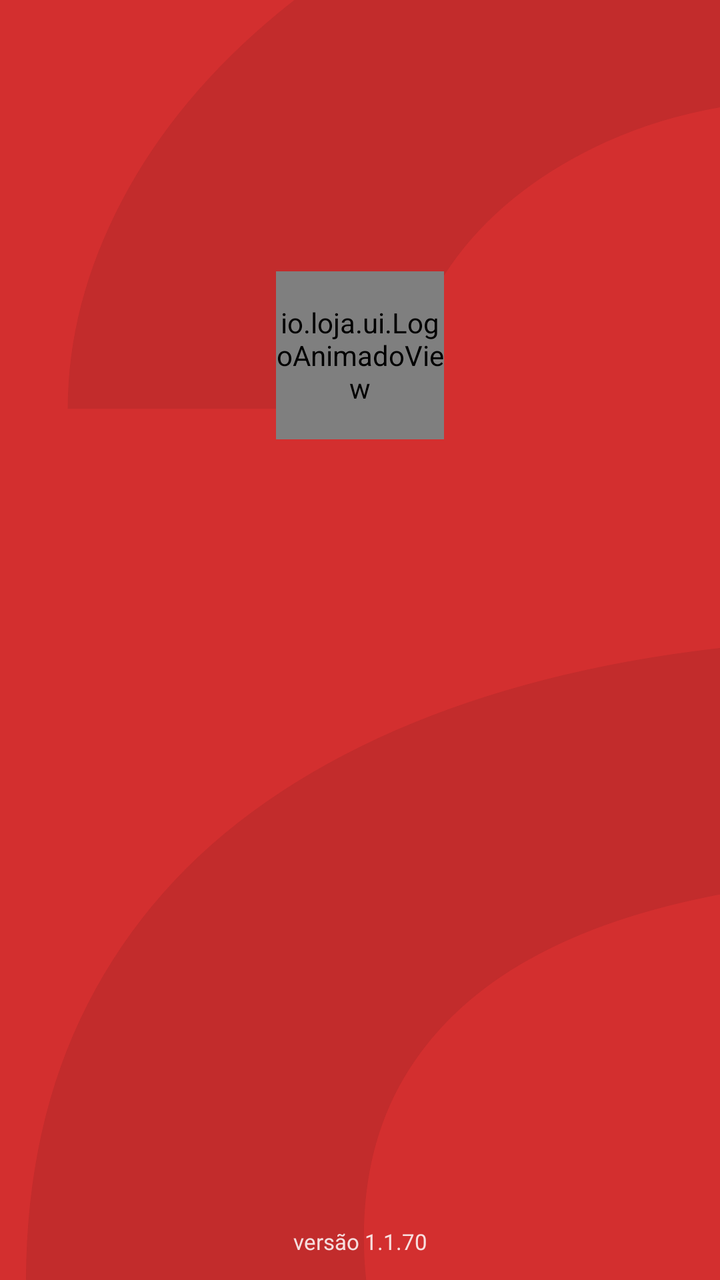
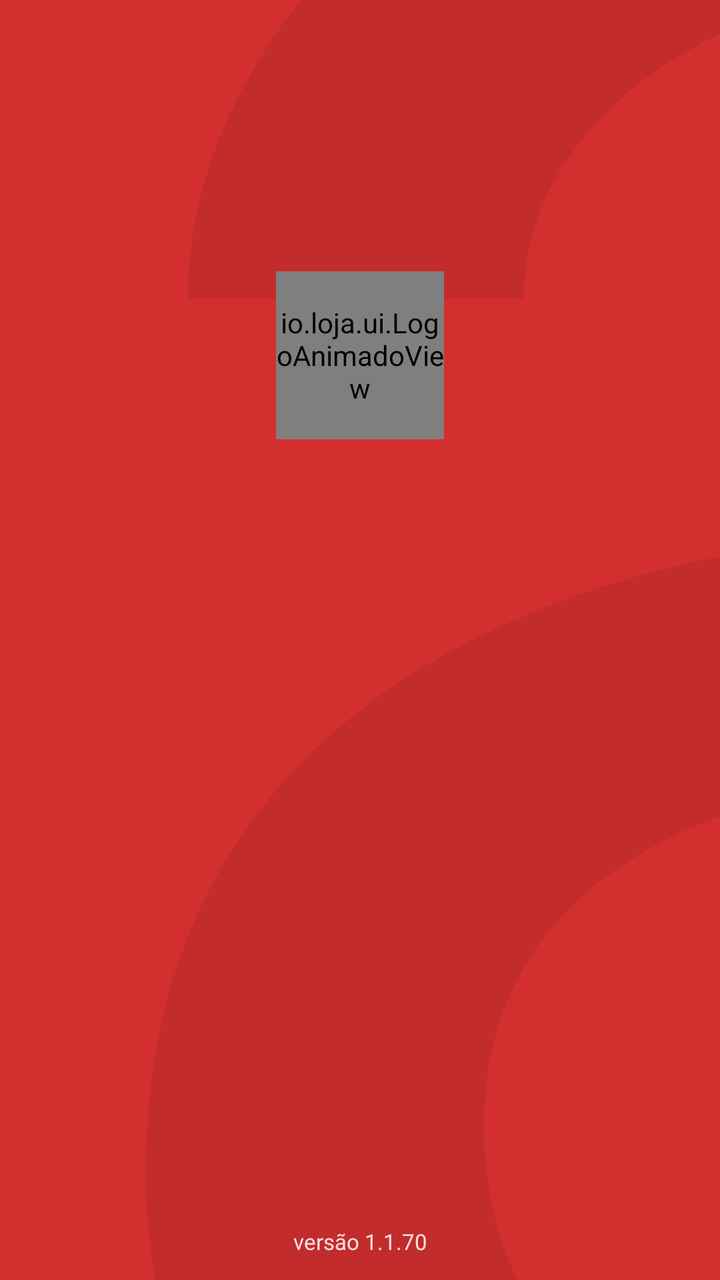

Before-and-after screenshots of an Android layout around one commit, followed by the original layout XML and the change that was made.
<!-- AndroidManifest.xml: activity theme AppTheme.NoActionBar -->
<!-- res/layout/activity_login.xml -->
<?xml version="1.0" encoding="utf-8"?>
<androidx.constraintlayout.widget.ConstraintLayout 
    xmlns:android="http://schemas.android.com/apk/res/android"
    xmlns:app="http://schemas.android.com/apk/res-auto"
    xmlns:tools="http://schemas.android.com/tools"
    android:layout_width="match_parent"
    android:layout_height="match_parent"
    android:background="#D32F2F"
    android:clipChildren="false"
    android:clipToPadding="false">

    
    <TextView
        android:id="@+id/txtFundoGigante"
        android:layout_width="wrap_content"
        android:layout_height="wrap_content"
        android:text="a"
        android:textColor="#99111111"
        android:textSize="310sp"
        android:alpha="0.15"
        android:includeFontPadding="false"
        android:scaleX="6.0"
        android:scaleY="6.0"
        android:translationX="240dp"
        app:layout_constraintBottom_toBottomOf="parent"
        app:layout_constraintEnd_toEndOf="parent"
        app:layout_constraintStart_toStartOf="parent"
        app:layout_constraintTop_toTopOf="parent"
        app:layout_constraintVertical_bias="0.35" />

    
    <LinearLayout
        android:id="@+id/headerLogin"
        android:layout_width="match_parent"
        android:layout_height="wrap_content"
        android:orientation="vertical"
        android:gravity="center_horizontal"
        android:paddingStart="16dp"
        android:paddingEnd="16dp"
        android:clipChildren="false"
        android:clipToPadding="false"
        app:layout_constraintTop_toTopOf="parent"
        app:layout_constraintBottom_toTopOf="@id/containerLogin"
        app:layout_constraintStart_toStartOf="parent"
        app:layout_constraintEnd_toEndOf="parent"
        app:layout_constraintVertical_chainStyle="packed"
        app:layout_constraintVertical_bias="0.45">

        <io.loja.ui.LogoAnimadoView
            android:id="@+id/logoGrande"
            android:layout_width="84dp"
            android:layout_height="84dp" />

        <TextView
            android:id="@+id/tvTitulo"
            android:layout_width="wrap_content"
            android:layout_height="wrap_content"
            android:text="minha loja"
            android:textColor="#FFFFFF"
            android:textSize="26sp"
            android:textStyle="bold"
            android:fontFamily="sans-serif-medium"
            android:layout_marginTop="4dp"
            android:alpha="0.0" />

        <TextView
            android:id="@+id/tvDescricao"
            android:layout_width="match_parent"
            android:layout_height="wrap_content"
            android:text="Para ter acesso ao portal, vamos manter os fluxos de autenticação segura."
            android:textColor="#FFFFFF"
            android:textSize="13sp"
            android:fontFamily="sans-serif-medium"
            android:gravity="center"
            android:layout_marginTop="6dp"
            android:alpha="0.0" />
    </LinearLayout>

    
    <LinearLayout
        android:id="@+id/containerLogin"
        android:layout_width="match_parent"
        android:layout_height="wrap_content"
        android:orientation="vertical"
        android:gravity="center_horizontal"
        android:layout_marginStart="16dp"
        android:layout_marginEnd="16dp"
        android:layout_marginTop="16dp"
        android:alpha="0.0"
        app:layout_constraintTop_toBottomOf="@id/headerLogin"
        app:layout_constraintBottom_toTopOf="@id/tvVersaoLogin"
        app:layout_constraintStart_toStartOf="parent"
        app:layout_constraintEnd_toEndOf="parent">

        
        <LinearLayout
            android:layout_width="match_parent"
            android:layout_height="wrap_content"
            android:orientation="vertical"
            android:padding="20dp"
            android:background="@android:color/transparent"
            android:elevation="0dp">

            <TextView
                android:layout_width="wrap_content"
                android:layout_height="wrap_content"
                android:text="americanas.io"
                android:textColor="#FFFFFF"
                android:textSize="16sp"
                android:textStyle="bold"
                android:layout_gravity="center_horizontal" />

            
            <Button
                android:id="@+id/btnEntrar"
                android:layout_width="match_parent"
                android:layout_height="52dp"
                android:layout_marginTop="20dp"
                android:text="Login Microsoft"
                android:textSize="16sp"
                android:fontFamily="sans-serif-bold"
                android:textColor="#1F1F1F"
                android:backgroundTint="#FFFFFF"
                app:cornerRadius="14dp"
                app:icon="@drawable/ic_microsoft"
                app:iconGravity="textStart"
                app:iconTint="@null"
                app:iconPadding="8dp"
                android:textAllCaps="false" />
        </LinearLayout>
    </LinearLayout>


    <TextView
        android:id="@+id/tvVersaoLogin"
        android:layout_width="wrap_content"
        android:layout_height="wrap_content"
        android:text="versão 1.1.70"
        android:textColor="#FFFFFF"
        android:textSize="11sp"
        android:alpha="0.85"
        android:layout_marginBottom="12dp"
        app:layout_constraintBottom_toBottomOf="parent"
        app:layout_constraintStart_toStartOf="parent"
        app:layout_constraintEnd_toEndOf="parent" />

</androidx.constraintlayout.widget.ConstraintLayout>
<!-- resources referenced by this layout -->
<resources>
  <!-- drawable ic_microsoft (drawable) -->
  <vector xmlns:android="http://schemas.android.com/apk/res/android"
      android:width="24dp"
      android:height="24dp"
      android:viewportWidth="24"
      android:viewportHeight="24">
      <path android:fillColor="#F25022" android:pathData="M1,1h10v10h-10z" />
      <path android:fillColor="#7FBA00" android:pathData="M13,1h10v10h-10z" />
      <path android:fillColor="#00A4EF" android:pathData="M1,13h10v10h-10z" />
      <path android:fillColor="#FFBA08" android:pathData="M13,13h10v10h-10z" />
  </vector>
  <style name="AppTheme.NoActionBar" parent="Theme.MaterialComponents.Light.NoActionBar">
          <item name="colorPrimary">@color/primary</item>
          <item name="colorPrimaryVariant">@color/primary_dark</item>
          <item name="colorSecondary">@color/accent</item>
          <item name="android:windowBackground">@color/gray_100</item>
          <item name="android:textColor">@color/gray_900</item>
          <item name="android:statusBarColor">@color/primary</item>
      </style>
  <color name="primary">#D7193F</color>
  <color name="primary_dark">#B0172F</color>
  <color name="accent">#4CAF50</color>
  <color name="gray_100">#F5F5F5</color>
  <color name="gray_900">#212121</color>
</resources>

<!-- the commit's change to res/layout/activity_login.xml (unified diff, before → after) -->
@@ -21,12 +21,12 @@
         android:includeFontPadding="false"
         android:scaleX="6.0"
         android:scaleY="6.0"
-        android:translationX="240dp"
+        android:translationX="300dp"
         app:layout_constraintBottom_toBottomOf="parent"
         app:layout_constraintEnd_toEndOf="parent"
         app:layout_constraintStart_toStartOf="parent"
         app:layout_constraintTop_toTopOf="parent"
-        app:layout_constraintVertical_bias="0.35" />
+        app:layout_constraintVertical_bias="0.15" />
 
     
     <LinearLayout
